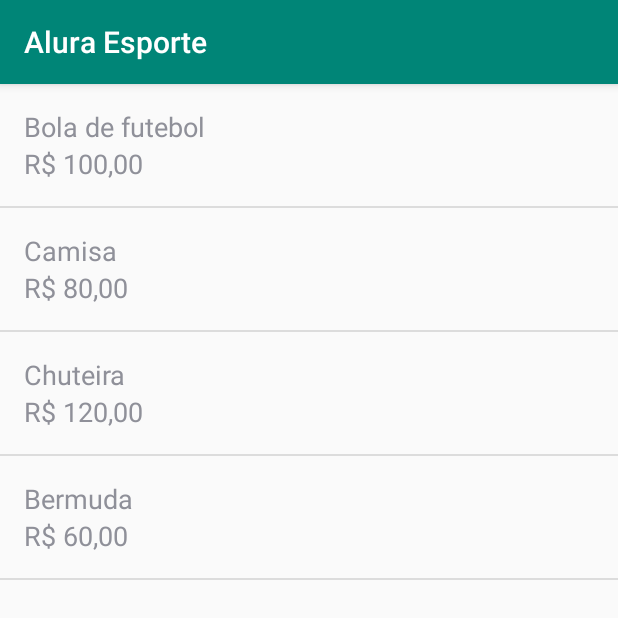
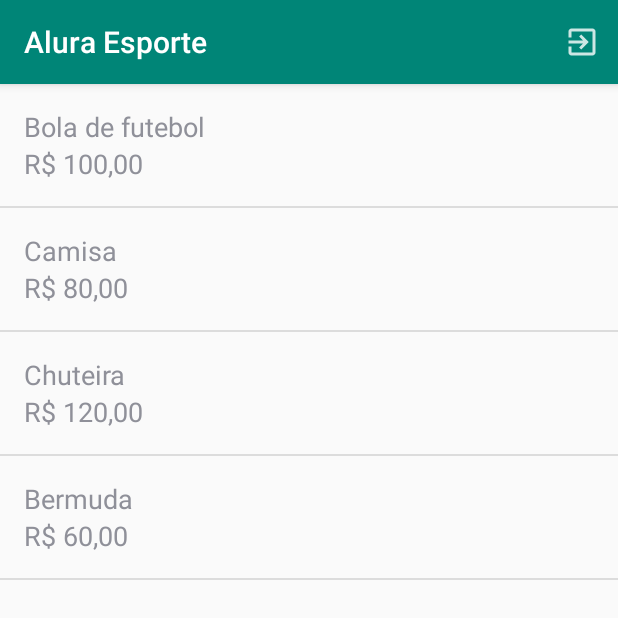
Before and after one commit to lmbaldi/AluraEsporte, an Android app: the ListaProdutosFragment screen opened directly, with no data from a screen before it, on a phone screen of 412 x 824 dp, the top half of it. Run offline under Robolectric (Android 15) with nearby library versions, the phone set to English and light mode, and no system bars; our stand-ins replace Room's generated code.

Commit message:
implementing the logout behavior

```diff
--- a/app/src/main/java/br/com/alura/aluraesporte/repository/LoginRepository.kt
+++ b/app/src/main/java/br/com/alura/aluraesporte/repository/LoginRepository.kt
@@ -15,4 +15,10 @@ class LoginRepository(private val preferences: SharedPreferences) {
 
     fun estaLogado(): Boolean = preferences.getBoolean(CHAVE_LOGADO, false)
 
+    fun deslogar() {
+        preferences.edit {
+            putBoolean("LOGADO", false)
+        }
+    }
+
 }
--- a/app/src/main/java/br/com/alura/aluraesporte/ui/fragment/ListaProdutosFragment.kt
+++ b/app/src/main/java/br/com/alura/aluraesporte/ui/fragment/ListaProdutosFragment.kt
@@ -1,9 +1,7 @@
 package br.com.alura.aluraesporte.ui.fragment
 
 import android.os.Bundle
-import android.view.LayoutInflater
-import android.view.View
-import android.view.ViewGroup
+import android.view.*
 import android.widget.LinearLayout.VERTICAL
 import androidx.fragment.app.Fragment
 import androidx.lifecycle.Observer
@@ -11,6 +9,7 @@ import androidx.navigation.fragment.findNavController
 import androidx.recyclerview.widget.DividerItemDecoration
 import br.com.alura.aluraesporte.R
 import br.com.alura.aluraesporte.ui.recyclerview.adapter.ProdutosAdapter
+import br.com.alura.aluraesporte.ui.viewmodel.LoginViewModel
 import br.com.alura.aluraesporte.ui.viewmodel.ProdutosViewModel
 import kotlinx.android.synthetic.main.lista_produtos.*
 import org.koin.android.ext.android.inject
@@ -19,6 +18,7 @@ import org.koin.android.viewmodel.ext.android.viewModel
 class ListaProdutosFragment : Fragment() {
 
     private val viewModel: ProdutosViewModel by viewModel()
+    private val loginViewModel: LoginViewModel by viewModel()
     private val adapter: ProdutosAdapter by inject()
     private val controlador by lazy {
         findNavController()
@@ -26,7 +26,22 @@ class ListaProdutosFragment : Fragment() {
 
     override fun onCreate(savedInstanceState: Bundle?) {
         super.onCreate(savedInstanceState)
+        setHasOptionsMenu(true)
         buscaProdutos()
+    }
+
+    override fun onCreateOptionsMenu(menu: Menu, inflater: MenuInflater) {
+        super.onCreateOptionsMenu(menu, inflater)
+        inflater?.inflate(R.menu.menu_lista_produtos, menu)
+    }
+
+    override fun onOptionsItemSelected(item: MenuItem): Boolean {
+        if(item?.itemId == R.id.menu_lista_produtos_deslogar){
+            loginViewModel.deslogar()
+            val direcao = ListaProdutosFragmentDirections.actionListaProdutosToLogin()
+            controlador.navigate(direcao)
+        }
+        return super.onOptionsItemSelected(item)
     }
 
     private fun buscaProdutos() {
--- a/app/src/main/java/br/com/alura/aluraesporte/ui/viewmodel/LoginViewModel.kt
+++ b/app/src/main/java/br/com/alura/aluraesporte/ui/viewmodel/LoginViewModel.kt
@@ -11,4 +11,8 @@ class LoginViewModel(private val repository: LoginRepository): ViewModel() {
 
     fun estaLogado(): Boolean = repository.estaLogado()
 
+    fun deslogar() {
+        repository.deslogar()
+    }
+
 }
--- /dev/null
+++ b/app/src/main/res/drawable-anydpi/ic_action_deslogar.xml
@@ -0,0 +1,11 @@
+<vector xmlns:android="http://schemas.android.com/apk/res/android"
+    android:width="24dp"
+    android:height="24dp"
+    android:viewportWidth="24"
+    android:viewportHeight="24"
+    android:tint="#FFFFFF"
+    android:alpha="0.8">
+  <path
+      android:fillColor="@android:color/white"
+      android:pathData="M10.09,15.59L11.5,17l5,-5 -5,-5 -1.41,1.41L12.67,11H3v2h9.67l-2.58,2.59zM19,3H5c-1.11,0 -2,0.9 -2,2v4h2V5h14v14H5v-4H3v4c0,1.1 0.89,2 2,2h14c1.1,0 2,-0.9 2,-2V5c0,-1.1 -0.9,-2 -2,-2z"/>
+</vector>
--- /dev/null
+++ b/app/src/main/res/menu/menu_lista_produtos.xml
@@ -0,0 +1,9 @@
+<?xml version="1.0" encoding="utf-8"?>
+<menu xmlns:android="http://schemas.android.com/apk/res/android"
+    xmlns:app="http://schemas.android.com/apk/res-auto">
+    <item
+        android:id="@+id/menu_lista_produtos_deslogar"
+        android:icon="@drawable/ic_action_deslogar"
+        android:title="Deslogar"
+        app:showAsAction="always" />
+</menu>
--- a/app/src/main/res/navigation/nav_graph.xml
+++ b/app/src/main/res/navigation/nav_graph.xml
@@ -12,6 +12,13 @@
         <action
             android:id="@+id/action_listaProdutos_to_detalhesProduto"
             app:destination="@id/detalhesProduto"
+            app:enterAnim="@anim/nav_default_enter_anim"
+            app:exitAnim="@anim/nav_default_exit_anim"
+            app:popEnterAnim="@anim/nav_default_pop_enter_anim"
+            app:popExitAnim="@anim/nav_default_pop_exit_anim" />
+        <action
+            android:id="@+id/action_listaProdutos_to_login"
+            app:destination="@id/login"
             app:enterAnim="@anim/nav_default_enter_anim"
             app:exitAnim="@anim/nav_default_exit_anim"
             app:popEnterAnim="@anim/nav_default_pop_enter_anim"
```
Also changed, not shown: app/src/main/res/drawable-hdpi/ic_action_deslogar.png (added), app/src/main/res/drawable-mdpi/ic_action_deslogar.png (added), app/src/main/res/drawable-xhdpi/ic_action_deslogar.png (added), app/src/main/res/drawable-xxhdpi/ic_action_deslogar.png (added).
